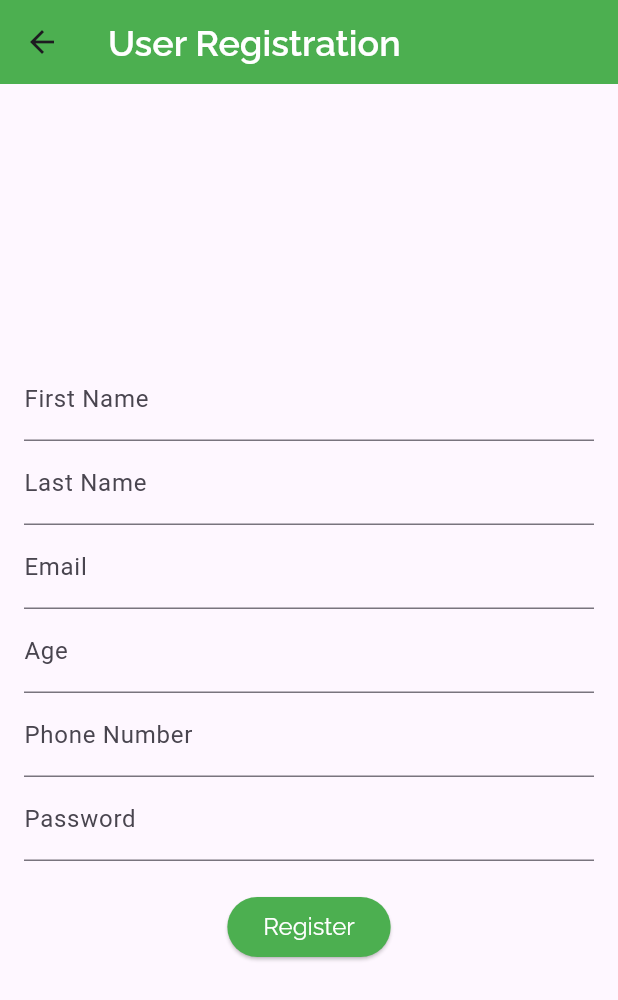
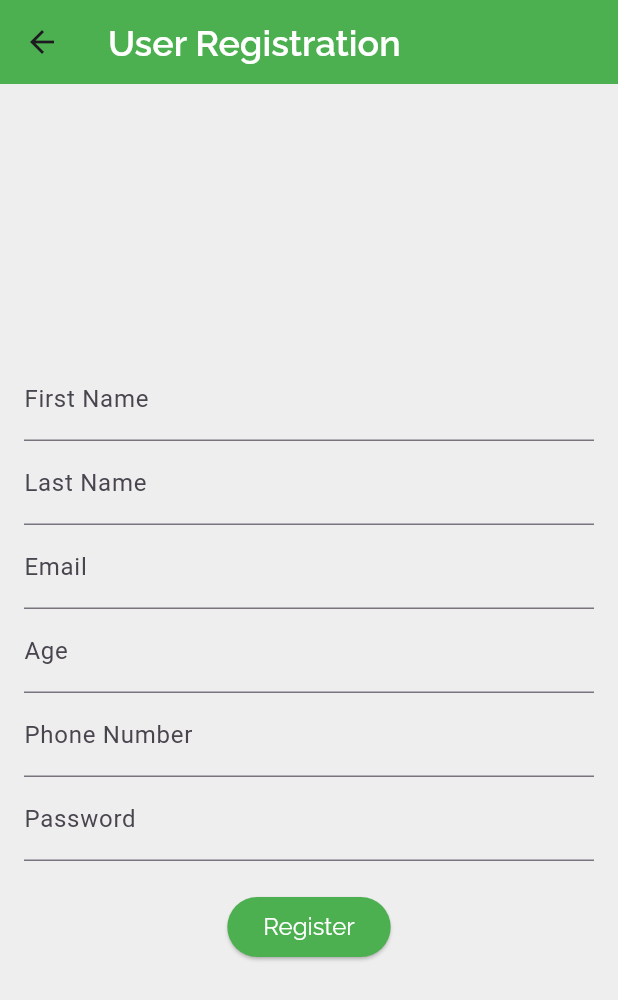
Before and after one commit to Hiranbaburaj/turfbooking, a Flutter app: the screen it shows after launch, after a tap on "New User", on a phone screen of 412 x 824 dp. Shown: the top 1000 px of the screen. Run offline on Flutter 3.47's test engine with Material 3 defaults, Android fonts, the phone set to English and light mode, and no system bars; our stand-ins replace carousel_slider, curved_labeled_navigation_bar, google_fonts, image_picker, shared_preferences, supabase_flutter; accounts and stored records are empty.

Commit message:
Font change and UI modification in turf_select.dart

```diff
--- a/lib/main.dart
+++ b/lib/main.dart
@@ -42,41 +42,7 @@ class MyApp extends StatelessWidget {
       theme: ThemeData(
         primarySwatch: Colors.green,
         appBarTheme: AppBarTheme(
-          //* App Bar Theme
-          color: Colors.green, // * Color for app bar
-          titleTextStyle: GoogleFonts.raleway(
-            textStyle: const TextStyle(
-              color: Colors.white,
-              fontSize: 24,
-              fontWeight: FontWeight.w600,
-            ),
-          ),
-        ),
-
-        elevatedButtonTheme: ElevatedButtonThemeData(
-          style: ElevatedButton.styleFrom(
-            backgroundColor: Colors.green, // Color for elevated button
-            foregroundColor: Colors.white, // Color for text inside button
-            textStyle:
-                GoogleFonts.raleway(fontSize: 16), // Apply Raleway font to text
-          ),
-        ),
-
-        bottomNavigationBarTheme: const BottomNavigationBarThemeData(
-          backgroundColor: Colors
-              .green, // * Background color for the entire BottomNavigationBar
-          selectedItemColor:
-              Colors.amberAccent, // * Text and icon color when selected
-          unselectedItemColor:
-              Colors.white, // *Text and icon color when unselected
-        ),
-
-        // Add more theme configurations as needed
-      ),
-      darkTheme: ThemeData.dark().copyWith(
-        primaryColor: Colors.green,
-        appBarTheme: AppBarTheme(
-          color: Colors.green, // Color for app bar in dark mode
+          color: Colors.green,
           titleTextStyle: GoogleFonts.raleway(
             textStyle: const TextStyle(
               color: Colors.white,
@@ -87,25 +53,47 @@ class MyApp extends StatelessWidget {
         ),
         elevatedButtonTheme: ElevatedButtonThemeData(
           style: ElevatedButton.styleFrom(
-            backgroundColor:
-                Colors.green, // * Color for elevated button in dark mode
-            foregroundColor: Colors.white, // * Color for text inside button
-            textStyle:
-                GoogleFonts.raleway(fontSize: 16), // Apply Raleway font to text
+            backgroundColor: Colors.green,
+            foregroundColor: Colors.white,
+            textStyle: GoogleFonts.raleway(fontSize: 16),
           ),
         ),
+        bottomNavigationBarTheme: const BottomNavigationBarThemeData(
+          backgroundColor: Colors.green,
+          selectedItemColor: Colors.amberAccent,
+          unselectedItemColor: Colors.white,
+        ),
+        scaffoldBackgroundColor:
+            Colors.grey.shade200, // Light grey background color
+      ),
+      darkTheme: ThemeData.dark().copyWith(
+        primaryColor: Colors.green,
+        appBarTheme: AppBarTheme(
+          color: Colors.green,
+          titleTextStyle: GoogleFonts.raleway(
+            textStyle: const TextStyle(
+              color: Colors.white,
+              fontSize: 24,
+              fontWeight: FontWeight.w600,
+            ),
+          ),
+        ),
+        elevatedButtonTheme: ElevatedButtonThemeData(
+          style: ElevatedButton.styleFrom(
+            backgroundColor: Colors.green,
+            foregroundColor: Colors.white,
+            textStyle: GoogleFonts.raleway(fontSize: 16),
+          ),
+        ),
+        bottomNavigationBarTheme: BottomNavigationBarThemeData(
+          backgroundColor: Colors.green,
+          selectedItemColor: Colors.white,
+          unselectedItemColor: Colors.grey.shade400,
+        ),
+        scaffoldBackgroundColor:
+            Colors.grey[900], // Dark grey background color
+      ),
 
-        bottomNavigationBarTheme: const BottomNavigationBarThemeData(
-          backgroundColor: Colors
-              .green, // * Background color for the entire BottomNavigationBar
-          selectedItemColor:
-              Colors.amberAccent, // * Text and icon color when selected
-          unselectedItemColor:
-              Colors.white, // *Text and icon color when unselected
-        ),
-
-        // Add more dark mode theme configurations as needed
-      ),
       // You can enable or disable dark mode based on user preference
       themeMode: ThemeMode.system,
 
--- a/pubspec.yaml
+++ b/pubspec.yaml
@@ -42,6 +42,8 @@ dependencies:
   flutter_launcher_icons: "^0.13.1"
   image_picker: ^1.0.4
   google_fonts: ^6.1.0
+  curved_navigation_bar: ^1.0.3
+  curved_labeled_navigation_bar: ^2.0.2
 
 
 flutter_launcher_icons:
```
Also changed, not shown: lib/pages/turf_select.dart (+64 -30 lines), pubspec.lock.
